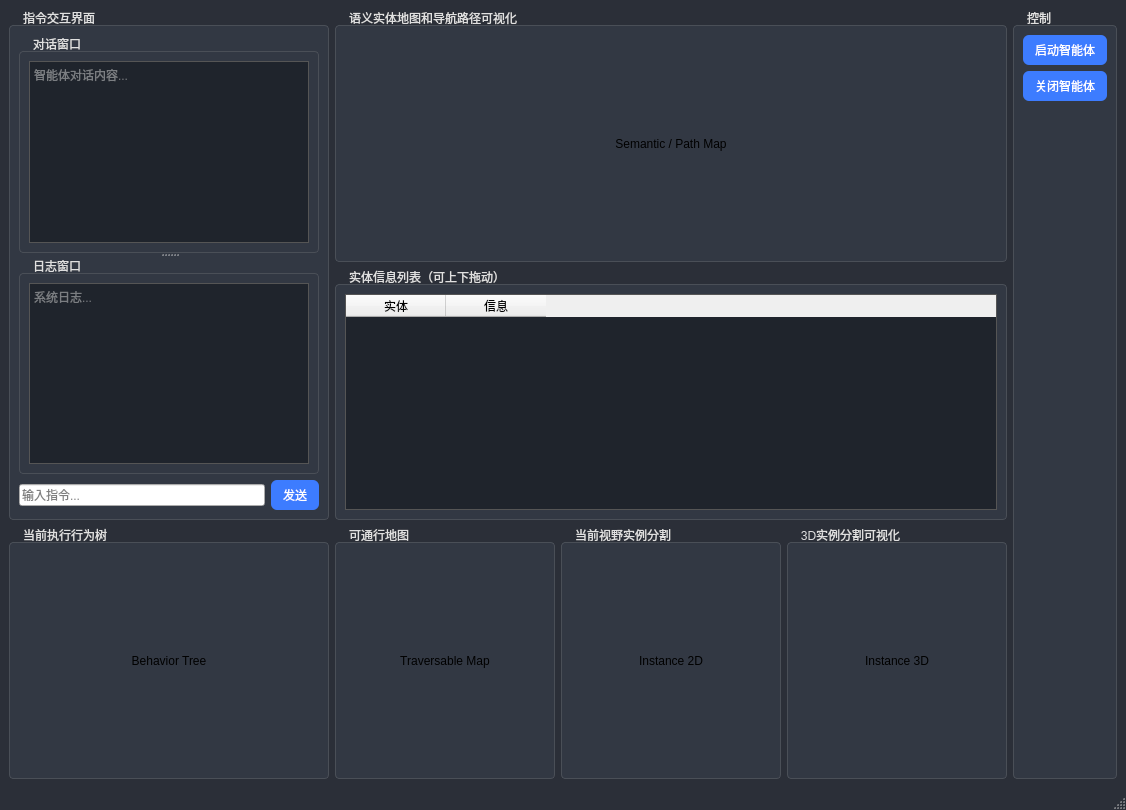
Qt form app/window.ui (xyyandhtl/EmbodiedGenAgent) before a commit.
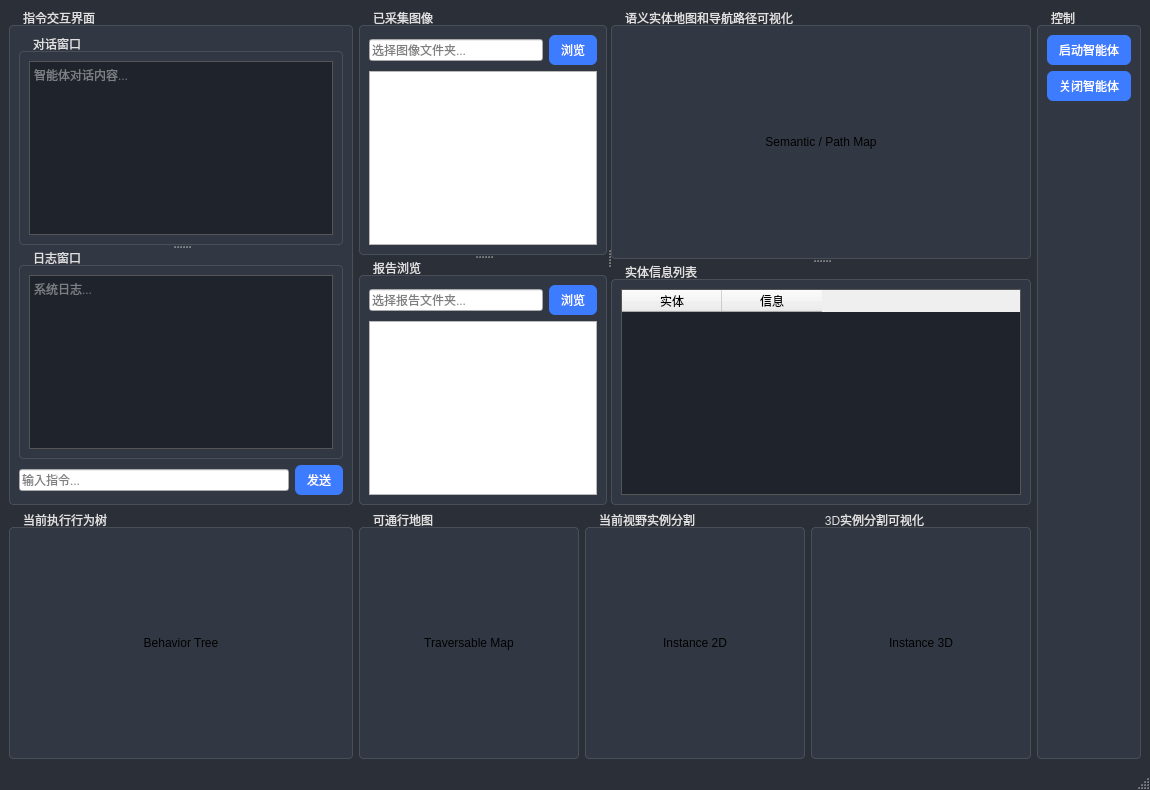
The same form after that commit.

Commit message: update layout and readme

Diff of the .ui file:
```diff
--- a/app/window.ui
+++ b/app/window.ui
@@ -116,8 +116,143 @@
      </widget>
     </item>
 
-    <!-- 右上 语义实体地图 -->
-    <item row="1" column="1" colspan="3">
+    <!-- 右上 2x2 布局：左列为图像/报告，右列为地图/实体 -->
+    <item row="1" column="1" rowspan="2" colspan="3">
+     <widget class="QSplitter" name="splitUpperRight">
+      <property name="orientation">
+       <enum>Qt::Horizontal</enum>
+      </property>
+
+      <!-- 左列：上 图像浏览 / 下 报告浏览 -->
+      <widget class="QSplitter" name="splitLeftCol">
+       <property name="orientation">
+        <enum>Qt::Vertical</enum>
+       </property>
+
+       <!-- 已采集图像（保持原对象名与结构） -->
+       <widget class="QGroupBox" name="groupImageBrowser">
+        <property name="title">
+         <string>已采集图像</string>
+        </property>
+        <layout class="QVBoxLayout" name="vboxImageBrowser">
+         <item>
+          <layout class="QHBoxLayout" name="hboxImageDir">
+           <item>
+            <widget class="QLineEdit" name="imageDirEdit">
+             <property name="placeholderText">
+              <string>选择图像文件夹...</string>
+             </property>
+            </widget>
+           </item>
+           <item>
+            <widget class="QPushButton" name="browseImageDirBtn">
+             <property name="text">
+              <string>浏览</string>
+             </property>
+            </widget>
+           </item>
+          </layout>
+         </item>
+         <item>
+          <widget class="QListWidget" name="imageList">
+           <property name="viewMode">
+            <enum>QListView::IconMode</enum>
+           </property>
+           <property name="movement">
+            <enum>QListView::Static</enum>
+           </property>
+           <property name="resizeMode">
+            <enum>QListView::Adjust</enum>
+           </property>
+           <property name="flow">
+            <enum>QListView::LeftToRight</enum>
+           </property>
+           <property name="wrapping">
+            <bool>true</bool>
+           </property>
+           <property name="iconSize">
+            <size><width>96</width><height>96</height></size>
+           </property>
+           <property name="spacing">
+            <number>8</number>
+           </property>
+           <property name="dragEnabled">
+            <bool>true</bool>
+           </property>
+           <property name="selectionMode">
+            <enum>QAbstractItemView::SingleSelection</enum>
+           </property>
+          </widget>
+         </item>
+        </layout>
+       </widget>
+
+       <!-- 报告浏览（保持原对象名与结构） -->
+       <widget class="QGroupBox" name="groupReportBrowser">
+        <property name="title">
+         <string>报告浏览</string>
+        </property>
+        <layout class="QVBoxLayout" name="vboxReportBrowser">
+         <item>
+          <layout class="QHBoxLayout" name="hboxReportDir">
+           <item>
+            <widget class="QLineEdit" name="reportDirEdit">
+             <property name="placeholderText">
+              <string>选择报告文件夹...</string>
+             </property>
+            </widget>
+           </item>
+           <item>
+            <widget class="QPushButton" name="browseReportDirBtn">
+             <property name="text">
+              <string>浏览</string>
+             </property>
+            </widget>
+           </item>
+          </layout>
+         </item>
+         <item>
+          <widget class="QListWidget" name="reportList">
+           <property name="viewMode">
+            <enum>QListView::IconMode</enum>
+           </property>
+           <property name="movement">
+            <enum>QListView::Static</enum>
+           </property>
+           <property name="resizeMode">
+            <enum>QListView::Adjust</enum>
+           </property>
+           <property name="flow">
+            <enum>QListView::LeftToRight</enum>
+           </property>
+           <property name="wrapping">
+            <bool>true</bool>
+           </property>
+           <property name="iconSize">
+            <size><width>96</width><height>96</height></size>
+           </property>
+           <property name="spacing">
+            <number>8</number>
+           </property>
+           <property name="dragEnabled">
+            <bool>true</bool>
+           </property>
+           <property name="selectionMode">
+            <enum>QAbstractItemView::SingleSelection</enum>
+           </property>
+          </widget>
+         </item>
+        </layout>
+       </widget>
+      </widget>
+
+      <!-- 右列：上 语义/路径地图 / 下 实体信息表 -->
+      <widget class="QSplitter" name="splitRightCol">
+       <property name="orientation">
+        <enum>Qt::Vertical</enum>
+       </property>
+
+       <!-- 语义实体地图（保持原对象名与结构） -->
      <widget class="QGroupBox" name="groupSemantic">
       <property name="title">
        <string>语义实体地图和导航路径可视化</string>
@@ -139,15 +274,13 @@
        </item>
       </layout>
      </widget>
-    </item>
 
-    <!-- 实体信息列表 -->
-    <item row="2" column="1" colspan="3">
-     <widget class="QGroupBox" name="groupEntities">
+       <!-- 实体信息列表（保持原对象名与结构） -->
+       <widget class="QGroupBox" name="groupEntitiesTop">
       <property name="title">
-       <string>实体信息列表（可上下拖动）</string>
-      </property>
-      <layout class="QVBoxLayout" name="vboxEntities">
+         <string>实体信息列表</string>
+        </property>
+        <layout class="QVBoxLayout" name="vboxEntitiesTop">
        <item>
         <widget class="QTableWidget" name="entityTable">
          <column>
@@ -164,6 +297,8 @@
        </item>
       </layout>
      </widget>
+      </widget>
+     </widget>
     </item>
 
     <!-- 中部三幅图 -->
@@ -249,7 +384,7 @@
        <item>
         <widget class="QLabel" name="behaviorTreeLabel">
          <property name="minimumSize">
-          <size><width>300</width><height>200</height></size>
+          <size><width>300</width><height>180</height></size>
          </property>
          <property name="sizePolicy">
           <sizepolicy hsizetype="Expanding" vsizetype="Expanding">
```
Left out of the diff: 2 changed lines with no effect on the pictures. Lines whose indentation alone changed are shown as unchanged. The commit also changes 8 other files.
